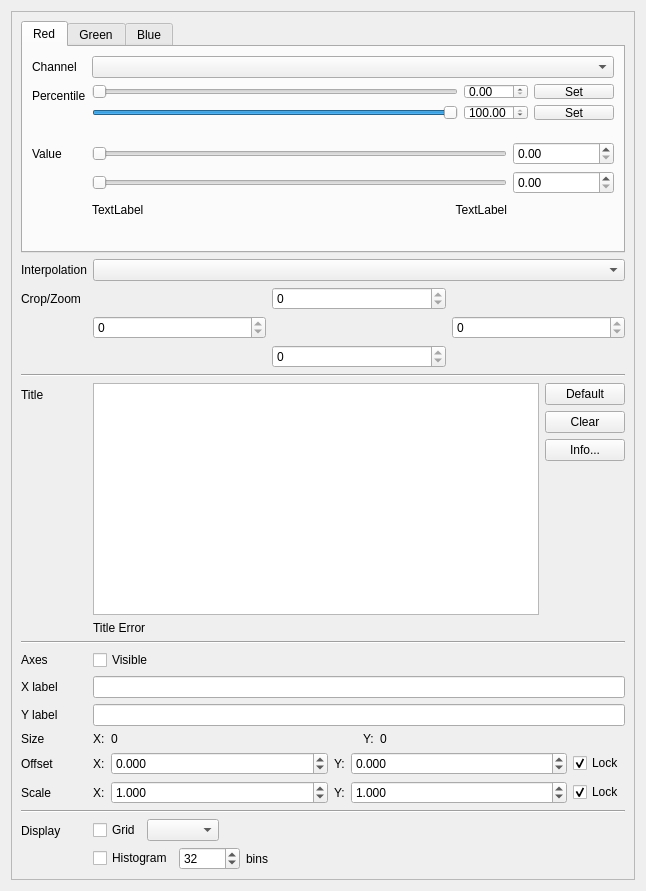
Qt form rastools/windows/multi_layer_window.ui (waveform-computing/rastools) before a commit.
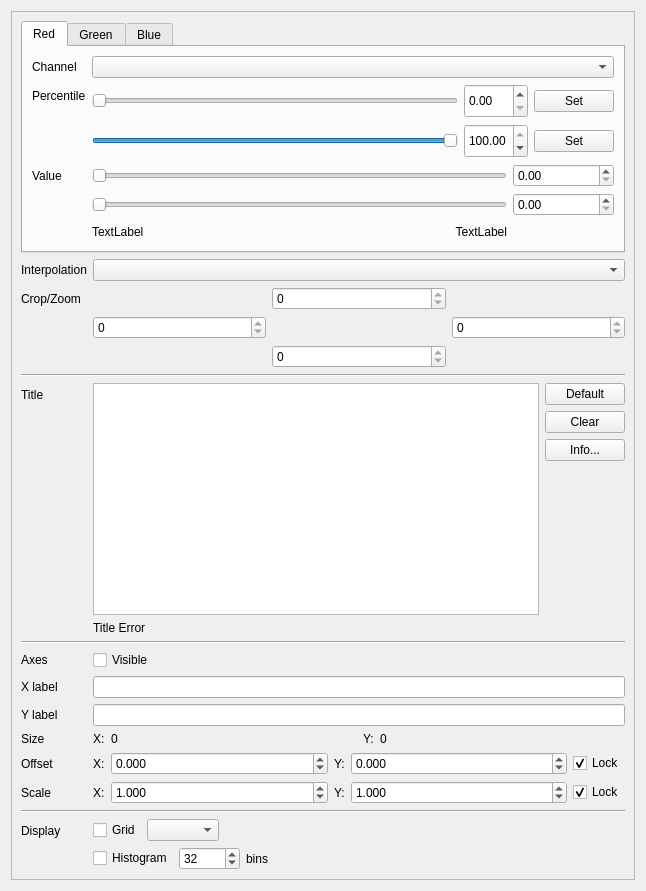
The same form after that commit.

Commit message: Fixed slider vertical size in Windows

Diff of the .ui file:
```diff
--- a/rastools/windows/multi_layer_window.ui
+++ b/rastools/windows/multi_layer_window.ui
@@ -423,6 +423,12 @@
              <layout class="QGridLayout" name="red_percentile_layout">
               <item row="0" column="0">
                <widget class="QSlider" name="red_percentile_from_slider">
+                <property name="sizePolicy">
+                 <sizepolicy hsizetype="Expanding" vsizetype="MinimumExpanding">
+                  <horstretch>0</horstretch>
+                  <verstretch>0</verstretch>
+                 </sizepolicy>
+                </property>
                 <property name="toolTip">
                  <string>The percentile below which all counts will be mapped to black</string>
                 </property>
@@ -442,6 +448,12 @@
               </item>
               <item row="0" column="1">
                <widget class="QDoubleSpinBox" name="red_percentile_from_spinbox">
+                <property name="sizePolicy">
+                 <sizepolicy hsizetype="Minimum" vsizetype="MinimumExpanding">
+                  <horstretch>0</horstretch>
+                  <verstretch>0</verstretch>
+                 </sizepolicy>
+                </property>
                 <property name="toolTip">
                  <string>The percentile below which all counts will be mapped to black</string>
                 </property>
@@ -455,6 +467,12 @@
               </item>
               <item row="1" column="0">
                <widget class="QSlider" name="red_percentile_to_slider">
+                <property name="sizePolicy">
+                 <sizepolicy hsizetype="Expanding" vsizetype="MinimumExpanding">
+                  <horstretch>0</horstretch>
+                  <verstretch>0</verstretch>
+                 </sizepolicy>
+                </property>
                 <property name="toolTip">
                  <string>The percentile above which all counts will be mapped to pure red</string>
                 </property>
@@ -477,6 +495,12 @@
               </item>
               <item row="1" column="1">
                <widget class="QDoubleSpinBox" name="red_percentile_to_spinbox">
+                <property name="sizePolicy">
+                 <sizepolicy hsizetype="Minimum" vsizetype="MinimumExpanding">
+                  <horstretch>0</horstretch>
+                  <verstretch>0</verstretch>
+                 </sizepolicy>
+                </property>
                 <property name="toolTip">
                  <string>The percentile above which all counts will be mapped to pure red</string>
                 </property>
@@ -553,6 +577,12 @@
               </item>
               <item row="0" column="4">
                <widget class="QDoubleSpinBox" name="red_value_from_spinbox">
+                <property name="sizePolicy">
+                 <sizepolicy hsizetype="Minimum" vsizetype="MinimumExpanding">
+                  <horstretch>0</horstretch>
+                  <verstretch>0</verstretch>
+                 </sizepolicy>
+                </property>
                 <property name="toolTip">
                  <string>All counts below this value will be mapped to black</string>
                 </property>
@@ -560,6 +590,12 @@
               </item>
               <item row="1" column="4">
                <widget class="QDoubleSpinBox" name="red_value_to_spinbox">
+                <property name="sizePolicy">
+                 <sizepolicy hsizetype="Minimum" vsizetype="MinimumExpanding">
+                  <horstretch>0</horstretch>
+                  <verstretch>0</verstretch>
+                 </sizepolicy>
+                </property>
                 <property name="toolTip">
                  <string>All counts above this value will be mapped to pure red</string>
                 </property>
@@ -567,6 +603,12 @@
               </item>
               <item row="1" column="0" colspan="4">
                <widget class="QSlider" name="red_value_to_slider">
+                <property name="sizePolicy">
+                 <sizepolicy hsizetype="Expanding" vsizetype="MinimumExpanding">
+                  <horstretch>0</horstretch>
+                  <verstretch>0</verstretch>
+                 </sizepolicy>
+                </property>
                 <property name="toolTip">
                  <string>All counts above this value will be mapped to pure red</string>
                 </property>
@@ -593,6 +635,12 @@
               </item>
               <item row="0" column="0" colspan="4">
                <widget class="QSlider" name="red_value_from_slider">
+                <property name="sizePolicy">
+                 <sizepolicy hsizetype="Expanding" vsizetype="MinimumExpanding">
+                  <horstretch>0</horstretch>
+                  <verstretch>0</verstretch>
+                 </sizepolicy>
+                </property>
                 <property name="toolTip">
                  <string>All counts below this value will be mapped to black</string>
                 </property>
```
Left out of the diff: 96 changed lines with no effect on the pictures. The commit also changes 1 other file.
